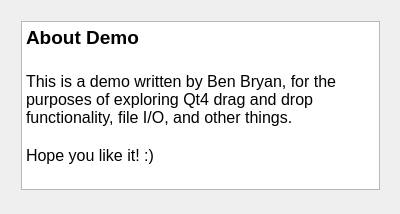
First picture: the form in DragDropSandbox/aboutdialog.ui, repository waxspin/DragDropSandbox, before the edit.
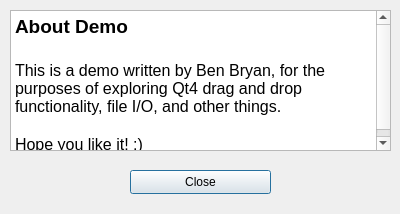
Second picture: the form after the edit.

Commit message: About dialog closes now.

The edit to the form file:
```diff
--- a/DragDropSandbox/aboutdialog.ui
+++ b/DragDropSandbox/aboutdialog.ui
@@ -13,20 +13,17 @@
   <property name="windowTitle">
    <string>AboutDialog</string>
   </property>
-  <widget class="QWidget" name="verticalLayoutWidget">
+  <widget class="QTextBrowser" name="textBrowser">
    <property name="geometry">
     <rect>
      <x>10</x>
      <y>10</y>
      <width>381</width>
-     <height>191</height>
+     <height>141</height>
     </rect>
    </property>
-   <layout class="QVBoxLayout" name="verticalLayout">
-    <item>
-     <widget class="QTextBrowser" name="textBrowser">
-      <property name="html">
-       <string>&lt;!DOCTYPE HTML PUBLIC &quot;-//W3C//DTD HTML 4.0//EN&quot; &quot;http://www.w3.org/TR/REC-html40/strict.dtd&quot;&gt;
+   <property name="html">
+    <string>&lt;!DOCTYPE HTML PUBLIC &quot;-//W3C//DTD HTML 4.0//EN&quot; &quot;http://www.w3.org/TR/REC-html40/strict.dtd&quot;&gt;
 &lt;html&gt;&lt;head&gt;&lt;meta name=&quot;qrichtext&quot; content=&quot;1&quot; /&gt;&lt;style type=&quot;text/css&quot;&gt;
 p, li { white-space: pre-wrap; }
 &lt;/style&gt;&lt;/head&gt;&lt;body style=&quot; font-family:'Ubuntu'; font-size:9pt; font-weight:400; font-style:normal;&quot;&gt;
@@ -35,13 +32,23 @@
 &lt;td style=&quot;border: none;&quot;&gt;
 &lt;p style=&quot; margin-top:0px; margin-bottom:0px; margin-left:0px; margin-right:0px; -qt-block-indent:0; text-indent:0px;&quot;&gt;&lt;span style=&quot; font-size:14pt; font-weight:600;&quot;&gt;About Demo&lt;/span&gt;&lt;/p&gt;
 &lt;p style=&quot;-qt-paragraph-type:empty; margin-top:0px; margin-bottom:0px; margin-left:0px; margin-right:0px; -qt-block-indent:0; text-indent:0px; font-size:14pt; font-weight:600;&quot;&gt;&lt;/p&gt;
-&lt;p style=&quot; margin-top:0px; margin-bottom:0px; margin-left:0px; margin-right:0px; -qt-block-indent:0; text-indent:0px;&quot;&gt;&lt;span style=&quot; font-size:12pt;&quot;&gt;This is a demo written by Ben Bryan, for the purposes of exploring Qt4 drag and drop functionality, file &lt;/span&gt;&lt;span style=&quot; font-size:12pt;&quot;&gt;I/O, and other things.&lt;/span&gt;&lt;/p&gt;
+&lt;p style=&quot; margin-top:0px; margin-bottom:0px; margin-left:0px; margin-right:0px; -qt-block-indent:0; text-indent:0px;&quot;&gt;&lt;span style=&quot; font-size:12pt;&quot;&gt;This is a demo written by Ben Bryan, for the purposes of exploring Qt4 drag and drop functionality&lt;/span&gt;&lt;span style=&quot; font-size:12pt;&quot;&gt;, file &lt;/span&gt;&lt;span style=&quot; font-size:12pt;&quot;&gt;I/O, and other things.&lt;/span&gt;&lt;/p&gt;
 &lt;p style=&quot;-qt-paragraph-type:empty; margin-top:0px; margin-bottom:0px; margin-left:0px; margin-right:0px; -qt-block-indent:0; text-indent:0px; font-size:12pt;&quot;&gt;&lt;/p&gt;
 &lt;p style=&quot; margin-top:0px; margin-bottom:0px; margin-left:0px; margin-right:0px; -qt-block-indent:0; text-indent:0px;&quot;&gt;&lt;span style=&quot; font-size:12pt;&quot;&gt;Hope you li&lt;/span&gt;&lt;span style=&quot; font-size:12pt;&quot;&gt;ke it! :)&lt;/span&gt;&lt;/p&gt;&lt;/td&gt;&lt;/tr&gt;&lt;/table&gt;&lt;/body&gt;&lt;/html&gt;</string>
-      </property>
-     </widget>
-    </item>
-   </layout>
+   </property>
+  </widget>
+  <widget class="QPushButton" name="pushButton">
+   <property name="geometry">
+    <rect>
+     <x>130</x>
+     <y>170</y>
+     <width>141</width>
+     <height>24</height>
+    </rect>
+   </property>
+   <property name="text">
+    <string>Close</string>
+   </property>
   </widget>
  </widget>
  <layoutdefault spacing="6" margin="11"/>
```
Left out of the diff: 19 changed lines with no effect on the pictures. The commit also changes 10 other files.
